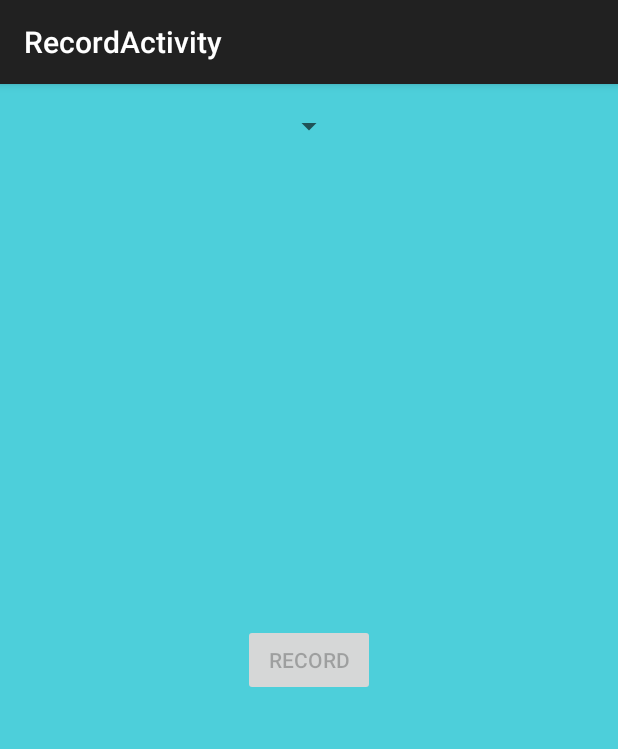
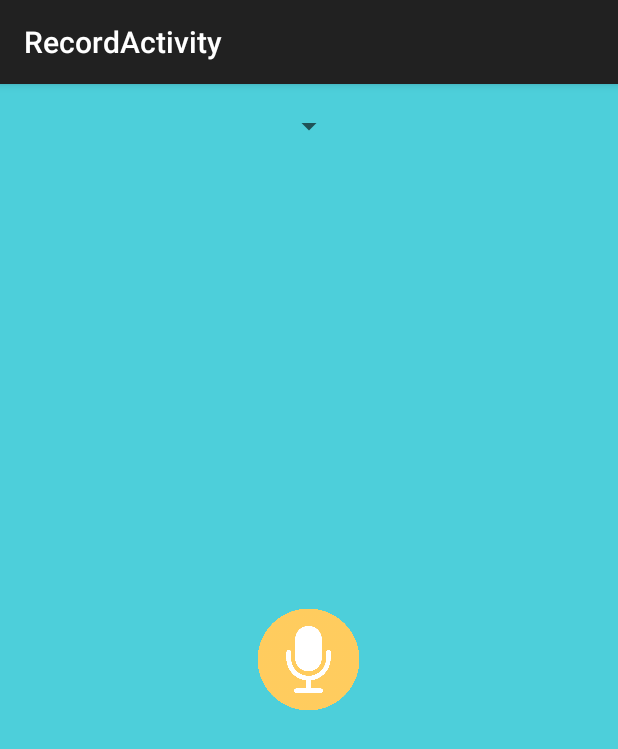
Before and after one commit to sourabhdesai/OutsideHacks, an Android app: the RecordActivity screen opened directly, with no data from a screen before it, on a phone screen of 412 x 824 dp. Shown: the top 749 px of the screen. Run offline under Robolectric (Android 15) with nearby library versions, the phone set to English and light mode, and no system bars; libraries missing offline, so code that uses them is left out: retrofit.client, retrofit.mime; 1 statement that could not run was skipped.

Commit message:
added mic button

```diff
--- a/app/src/main/java/outsidehacks/com/outsidehacks/LoginActivity.java
+++ b/app/src/main/java/outsidehacks/com/outsidehacks/LoginActivity.java
@@ -176,7 +176,7 @@ public class LoginActivity extends Activity implements PlayerNotificationCallbac
     }
 
     public void moveToTrackActivity() {
-        Intent intent = new Intent(this, TrackActivity.class);
+        Intent intent = new Intent(this, RecordActivity.class);
         intent.putExtra("ACCESS_TOKEN", ACCESS_TOKEN);
         intent.putExtra("USER_ID", USER_ID);
         intent.putExtra("PLAYLIST_ID", PLAYLIST_ID);
--- a/app/src/main/java/outsidehacks/com/outsidehacks/RecordActivity.java
+++ b/app/src/main/java/outsidehacks/com/outsidehacks/RecordActivity.java
@@ -7,8 +7,10 @@ import android.os.Bundle;
 import android.os.CountDownTimer;
 import android.os.Environment;
 import android.support.v7.app.ActionBarActivity;
+import android.util.Log;
 import android.view.View;
 import android.widget.Button;
+import android.widget.ImageButton;
 import android.widget.Toast;
 
 import org.json.JSONArray;
@@ -51,14 +53,14 @@ public class RecordActivity extends ActionBarActivity {
 
     private String userID = null;
 
-    Button recordButton = null;
+    ImageButton recordButton = null;
 
     @Override
     protected void onCreate(Bundle savedInstanceState) {
         super.onCreate(savedInstanceState);
         setContentView(R.layout.activity_record);
 
-        this.recordButton = (Button) this.findViewById(R.id.record_button);
+        this.recordButton = (ImageButton)this.findViewById(R.id.record_button);
 
         final SharedPreferences sharedPrefs = getSharedPreferences(SHARED_PREFS_FILENAME, MODE_PRIVATE);
         String userID = sharedPrefs.getString(USER_ID_KEY, null);
@@ -153,7 +155,8 @@ public class RecordActivity extends ActionBarActivity {
         this.recordButton.setOnClickListener(new View.OnClickListener() {
             @Override
             public void onClick(View v) {
-                System.out.println("Record Button Pressed");
+                recordButton.setImageDrawable(getResources().getDrawable(R.mipmap.mic_recording_tan));
+                Log.v("RecordActivity", "Record Button Pressed");
                 RecordActivity.this.startRecording();
             }
         });
@@ -195,6 +198,7 @@ public class RecordActivity extends ActionBarActivity {
                 // Stop recording and upload file
                 extAudioRecorder.stop();
                 extAudioRecorder.release();
+                recordButton.setImageDrawable(getResources().getDrawable(R.mipmap.mic_default_tan));
 
                 uploadRecordingFile(recordingFile, getSelectedArtist(), new Callback<JSONObject>() {
                     @Override
--- a/app/src/main/res/layout/activity_record.xml
+++ b/app/src/main/res/layout/activity_record.xml
@@ -7,11 +7,13 @@
     android:background="@color/blue"
     tools:context="outsidehacks.com.outsidehacks.RecordActivity">
 
-    <Button
-        android:layout_width="wrap_content"
-        android:layout_height="wrap_content"
-        android:text="Record"
+    <ImageButton
+        android:layout_width="75dip"
+        android:layout_height="75dip"
+        android:background="@android:color/transparent"
+        android:scaleType="centerCrop"
         android:id="@+id/record_button"
+        android:src="@mipmap/mic_default_tan"
         android:layout_centerVertical="true"
         android:layout_centerHorizontal="true"
         android:enabled="false" />
```
Also changed, not shown: app/src/main/res/mipmap-hdpi/mic_default.png (added), app/src/main/res/mipmap-hdpi/mic_default_tan.png (added), app/src/main/res/mipmap-hdpi/mic_recording.png (added), app/src/main/res/mipmap-hdpi/mic_recording_tan.png (added), app/src/main/res/mipmap-mdpi/mic_default.png (added), app/src/main/res/mipmap-mdpi/mic_default_tan.png (added), app/src/main/res/mipmap-mdpi/mic_recording.png (added), app/src/main/res/mipmap-mdpi/mic_recording_tan.png (added), app/src/main/res/mipmap-xhdpi/mic_default.png (added), app/src/main/res/mipmap-xhdpi/mic_default_tan.png (added), app/src/main/res/mipmap-xhdpi/mic_recording.png (added), app/src/main/res/mipmap-xhdpi/mic_recording_tan.png (added), app/src/main/res/mipmap-xxhdpi/mic_default.png (added), app/src/main/res/mipmap-xxhdpi/mic_default_tan.png (added), 2 more files.
